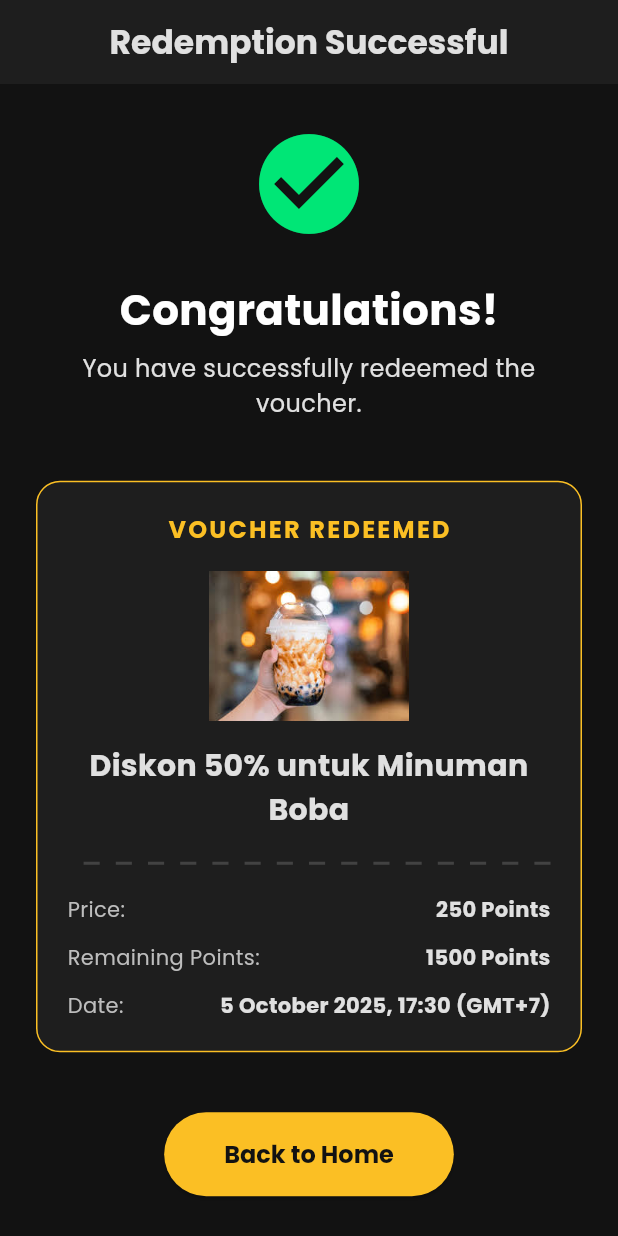
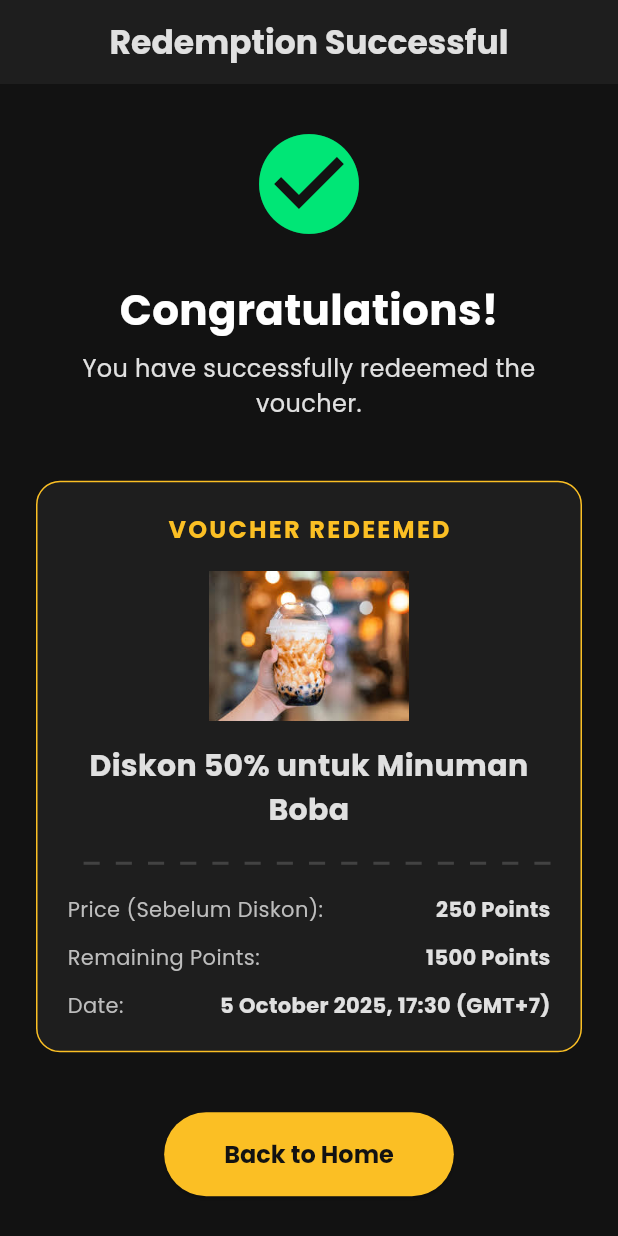
Before and after one commit to aryaravapradana/mobproguts, a Flutter app: the RedemptionSuccessScreen screen opened directly with sample values from the repository, on a phone screen of 412 x 824 dp. Run offline on Flutter 3.47's test engine with Material 3 defaults, Android fonts, the phone set to English and light mode, and no system bars; our stand-ins replace fl_chart, flutter_animate, font_awesome_flutter, google_fonts, qr_flutter, simple_gradient_text; missing offline and left inert: mobile_scanner; accounts and stored records are empty.

Commit message:
rapihin ui

```diff
--- a/lib/screens/redemption_success_screen.dart
+++ b/lib/screens/redemption_success_screen.dart
@@ -100,7 +100,7 @@ class RedemptionSuccessScreen extends StatelessWidget {
             padding: const EdgeInsets.all(20.0),
             child: Column(
               children: [
-                _buildInfoRow('Price:', '${voucher.cost} Points'),
+                _buildInfoRow('Price (Sebelum Diskon):', '${voucher.cost} Points'),
                 const SizedBox(height: 12),
                 _buildInfoRow('Remaining Points:', '${user.poin} Points'),
                 const SizedBox(height: 12),
```
Also changed, not shown: image.png (deleted).
